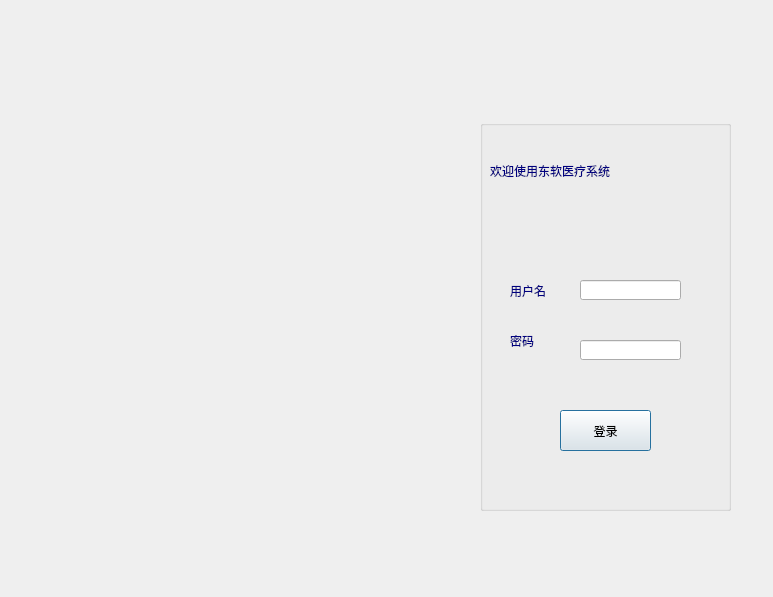
The window that log.ui (shenhongyu/medical) describes before a commit, drawn with Qt 5.
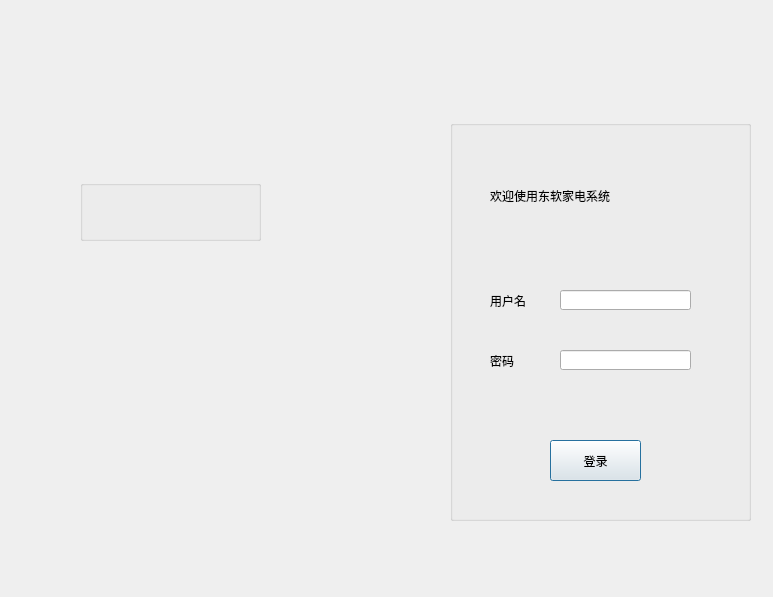
The same window after the commit. Icons and pictures are not drawn.

Patch:
```diff
--- a/log.ui
+++ b/log.ui
@@ -13,6 +13,12 @@
     <height>597</height>
    </rect>
   </property>
+  <property name="maximumSize">
+   <size>
+    <width>773</width>
+    <height>597</height>
+   </size>
+  </property>
   <property name="windowTitle">
    <string>Dialog</string>
   </property>
@@ -26,10 +32,10 @@
   <widget class="QGroupBox" name="groupBox_2">
    <property name="geometry">
     <rect>
-     <x>480</x>
+     <x>450</x>
      <y>120</y>
-     <width>251</width>
-     <height>391</height>
+     <width>301</width>
+     <height>401</height>
     </rect>
    </property>
    <property name="styleSheet">
@@ -43,9 +49,9 @@
    <widget class="QLineEdit" name="lineEdit">
     <property name="geometry">
      <rect>
-      <x>100</x>
-      <y>160</y>
-      <width>101</width>
+      <x>110</x>
+      <y>170</y>
+      <width>131</width>
       <height>20</height>
      </rect>
     </property>
@@ -56,9 +62,9 @@
    <widget class="QLineEdit" name="lineEdit_2">
     <property name="geometry">
      <rect>
-      <x>100</x>
-      <y>220</y>
-      <width>101</width>
+      <x>110</x>
+      <y>230</y>
+      <width>131</width>
       <height>20</height>
      </rect>
     </property>
@@ -73,15 +79,15 @@
    <widget class="QLabel" name="label">
     <property name="geometry">
      <rect>
-      <x>30</x>
-      <y>160</y>
+      <x>40</x>
+      <y>170</y>
       <width>51</width>
       <height>21</height>
      </rect>
     </property>
     <property name="styleSheet">
      <string notr="true">font: 75 italic 11pt &quot;楷体&quot;;
-color: rgb(0, 0, 127);</string>
+color: rgb(0, 0, 0);</string>
     </property>
     <property name="text">
      <string>用户名</string>
@@ -90,15 +96,15 @@
    <widget class="QLabel" name="label_2">
     <property name="geometry">
      <rect>
-      <x>30</x>
-      <y>210</y>
+      <x>40</x>
+      <y>230</y>
       <width>51</width>
       <height>21</height>
      </rect>
     </property>
     <property name="styleSheet">
      <string notr="true">font: 75 italic 11pt &quot;楷体&quot;;
-color: rgb(0, 0, 127);
+color: rgb(0, 0,0);
 </string>
     </property>
     <property name="text">
@@ -108,8 +114,8 @@
    <widget class="QPushButton" name="pushButton">
     <property name="geometry">
      <rect>
-      <x>80</x>
-      <y>290</y>
+      <x>100</x>
+      <y>320</y>
       <width>91</width>
       <height>41</height>
      </rect>
@@ -129,21 +135,37 @@
    <widget class="QLabel" name="label_3">
     <property name="geometry">
      <rect>
-      <x>10</x>
-      <y>40</y>
+      <x>40</x>
+      <y>60</y>
       <width>221</width>
-      <height>21</height>
+      <height>31</height>
      </rect>
     </property>
     <property name="styleSheet">
      <string notr="true">font: 75 italic 16pt &quot;楷体&quot;;
-color: rgb(0, 0, 127);</string>
+color: rgb(0.0.0);</string>
     </property>
     <property name="text">
-     <string>欢迎使用东软医疗系统</string>
+     <string>欢迎使用东软家电系统</string>
     </property>
    </widget>
   </widget>
+  <widget class="QGroupBox" name="groupBox">
+   <property name="geometry">
+    <rect>
+     <x>80</x>
+     <y>180</y>
+     <width>181</width>
+     <height>61</height>
+    </rect>
+   </property>
+   <property name="styleSheet">
+    <string notr="true">border-image: url(:/new/prefix1/n.jpg);</string>
+   </property>
+   <property name="title">
+    <string/>
+   </property>
+  </widget>
  </widget>
  <resources/>
  <connections/>
```
Left out of the diff: 10 changed lines with no effect on the pictures.
